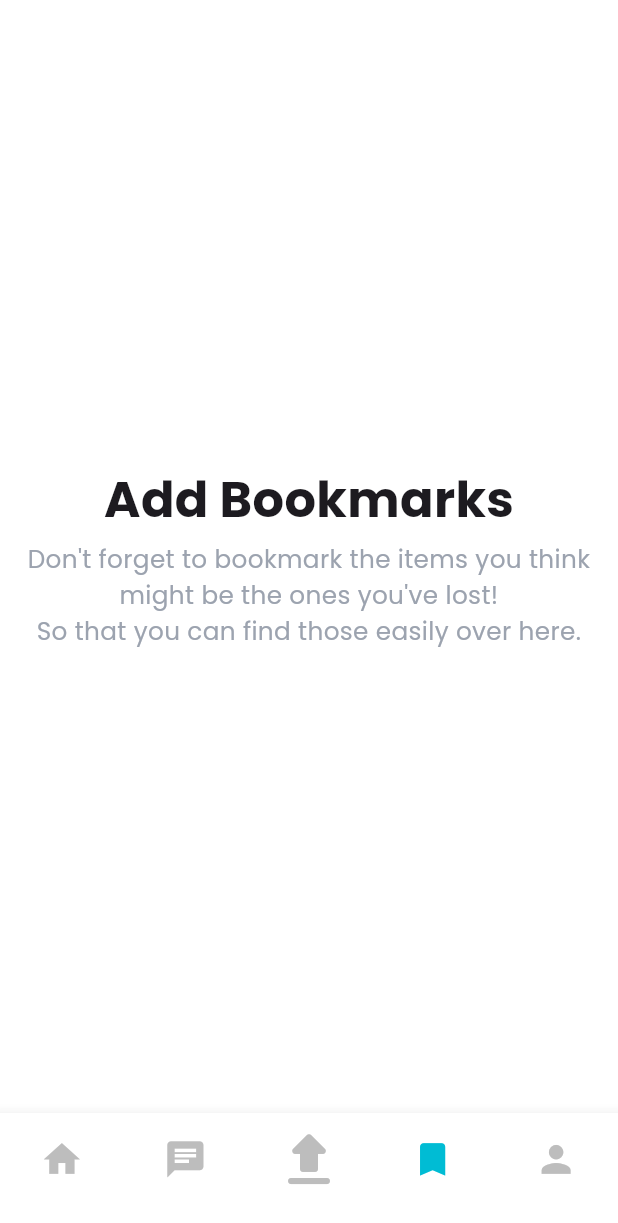
After one commit to Ankush-Paul-02/Finders-United, a Flutter app: the Home screen opened directly, item 4 of the bottom bar chosen, on a phone screen of 412 x 824 dp. The commit adds this screen. Shown: the top 1223 px of the screen. Run offline on Flutter 3.47's test engine with Material 3 defaults, Android fonts, the phone set to English and light mode, and no system bars; our stand-ins replace cloud_firestore, dotted_border, firebase_auth, firebase_core, firebase_storage, geocoding and 7 more; accounts and stored records are empty.

Commit message:
bookmark tab committed

```diff
--- /dev/null
+++ b/lib/feature/bookmark/screens/bookmark_screen.dart
@@ -0,0 +1,100 @@
+import 'package:flutter/material.dart';
+import 'package:provider/provider.dart';
+import 'package:sizer/sizer.dart';
+import 'package:velocity_x/velocity_x.dart';
+
+import '../../auth/providers/auth_provider.dart';
+import '../../home/widgets/recent_post_card.dart';
+import '../../upload/models/found_item_model.dart';
+import '../../upload/provider/upload_item_provider.dart';
+
+class BookmarkScreen extends StatefulWidget {
+  const BookmarkScreen({super.key});
+
+  @override
+  State<BookmarkScreen> createState() => _BookmarkScreenState();
+}
+
+class _BookmarkScreenState extends State<BookmarkScreen> {
+  @override
+  Widget build(BuildContext context) {
+    final itemProvider = Provider.of<UploadItemProvider>(context);
+    return Consumer<AuthProvider>(
+      builder: (context, provider, child) => FutureBuilder(
+        future: provider.getUserData(provider.user.uid),
+        builder: (context, snapshot) {
+          if (snapshot.connectionState == ConnectionState.waiting) {
+            return const Center(
+              child: CircularProgressIndicator(
+                color: Colors.cyan,
+              ),
+            );
+          } else if (snapshot.hasError) {
+            return 'Error'.text.makeCentered();
+          } else {
+            final user = snapshot.data;
+            if (user == null) {
+              return 'No user found'.text.bold.size(22).makeCentered();
+            }
+            List<String> bookmarkedItemIds = user.bookmarkItems ?? [];
+            return bookmarkedItemIds.isNotEmpty
+                ? SingleChildScrollView(
+                    child: GridView.builder(
+                      shrinkWrap: true,
+                      gridDelegate:
+                          const SliverGridDelegateWithFixedCrossAxisCount(
+                        crossAxisCount: 2,
+                        mainAxisSpacing: 8.0,
+                        crossAxisSpacing: 8.0,
+                        childAspectRatio: 7 / 10,
+                      ),
+                      itemCount: bookmarkedItemIds.length,
+                      itemBuilder: (context, index) =>
+                          Consumer<UploadItemProvider>(
+                        builder: (context, value, child) => FutureBuilder(
+                          future: value.getItem(bookmarkedItemIds[index]),
+                          builder: (context, snapshot) {
+                            if (snapshot.connectionState ==
+                                ConnectionState.waiting) {
+                              return const Center(
+                                child: CircularProgressIndicator(
+                                  color: Colors.cyan,
+                                ),
+                              );
+                            } else if (snapshot.hasError) {
+                              return 'Error'.text.makeCentered();
+                            } else {
+                              FoundItemModel item = snapshot.data!;
+                              return Expanded(
+                                child: RecentPostCard(
+                                  postId: item.id,
+                                  imageUrl: item.imageUrl,
+                                  foundItemModel: item,
+                                ),
+                              );
+                            }
+                          },
+                        ),
+                      ),
+                    ).pSymmetric(h: 5.w, v: 5.w),
+                  )
+                : Column(
+                    mainAxisAlignment: MainAxisAlignment.center,
+                    children: [
+                      'Add Bookmarks'.text.size(8.w).bold.makeCentered(),
+                      4.heightBox,
+                      'Don\'t forget to bookmark the items you think might be the ones you\'ve lost!\nSo that you can find those easily over here.'
+                          .text
+                          .size(4.w)
+                          .gray400
+                          .align(TextAlign.center)
+                          .bodyText2(context)
+                          .makeCentered(),
+                    ],
+                  );
+          }
+        },
+      ),
+    );
+  }
+}
--- a/lib/feature/home/screens/home.dart
+++ b/lib/feature/home/screens/home.dart
@@ -1,3 +1,4 @@
+import 'package:finders_united/feature/bookmark/screens/bookmark_screen.dart';
 import 'package:flutter/material.dart';
 import 'package:provider/provider.dart';
 import 'package:sizer/sizer.dart';
@@ -16,12 +17,12 @@ class Home extends StatefulWidget {
 }
 
 class _HomeState extends State<Home> {
-  List<Widget> pages = [
-    const HomeScreen(),
-    const ChatScreen(),
-    const FoundItemUploadScreen(),
-    Container(color: Colors.cyan),
-    const ProfileScreen(),
+  List<Widget> pages = const [
+    HomeScreen(),
+    ChatScreen(),
+    FoundItemUploadScreen(),
+    BookmarkScreen(),
+    ProfileScreen(),
   ];
 
   @override
--- a/lib/feature/home/widgets/home_header.dart
+++ b/lib/feature/home/widgets/home_header.dart
@@ -71,12 +71,12 @@ class _HomeHeaderState extends State<HomeHeader> {
                 color: Colors.grey,
               ),
             ),
-            trailing: [
+            /*trailing: [
               Icon(
                 Icons.filter_alt_rounded,
                 color: Colors.cyan[200],
               ),
-            ],
+            ],*/
           ),
         ],
       ).pSymmetric(h: 5.w, v: 5.w),
```
